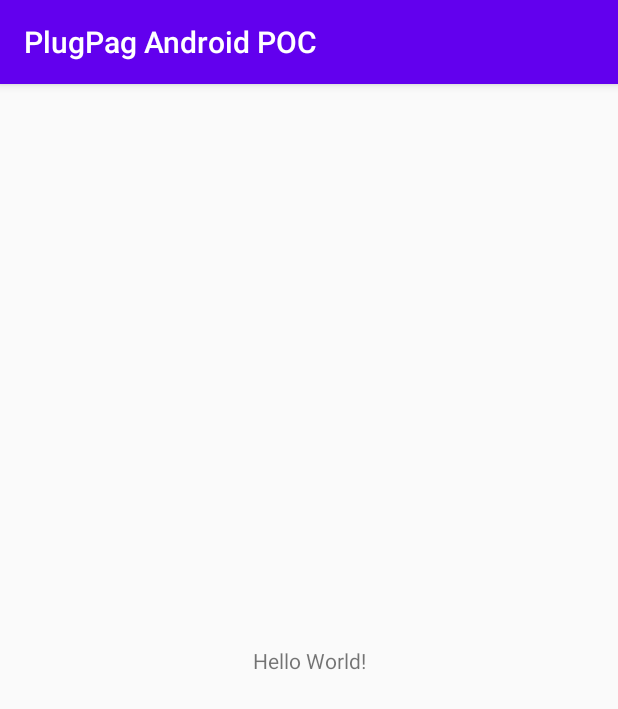
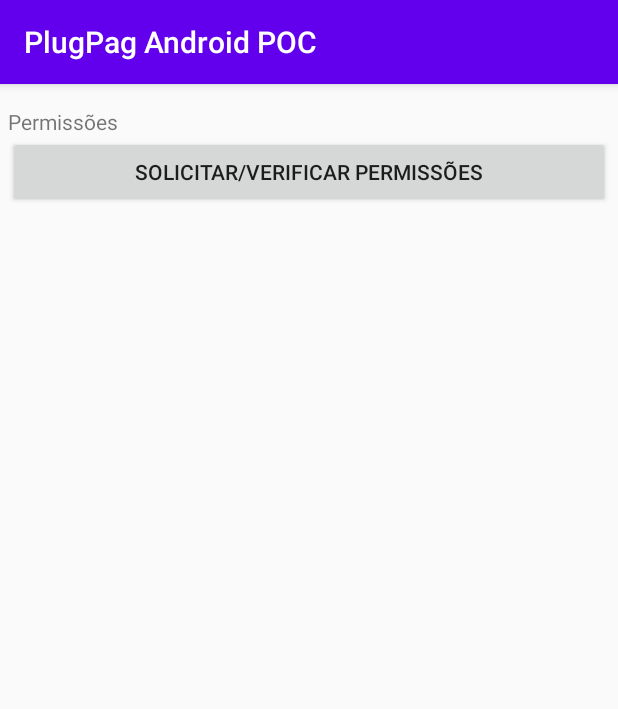
Before and after one commit to RonaldoGuastalli/pagseguro-plugpag-android, an Android app: the screen it shows after launch (MainActivity), on a phone screen of 412 x 824 dp. Shown: the top 709 px of the screen. Run offline under Robolectric (Android 15) with nearby library versions, the phone set to English and light mode, and no system bars.

Commit message:
adiciona botão de permissões

```diff
--- a/app/src/main/res/layout/activity_main.xml
+++ b/app/src/main/res/layout/activity_main.xml
@@ -1,18 +1,30 @@
 <?xml version="1.0" encoding="utf-8"?>
-<androidx.constraintlayout.widget.ConstraintLayout xmlns:android="http://schemas.android.com/apk/res/android"
+<ScrollView xmlns:android="http://schemas.android.com/apk/res/android"
     xmlns:app="http://schemas.android.com/apk/res-auto"
     xmlns:tools="http://schemas.android.com/tools"
     android:layout_width="match_parent"
     android:layout_height="match_parent"
     tools:context=".MainActivity">
 
-    <TextView
-        android:layout_width="wrap_content"
-        android:layout_height="wrap_content"
-        android:text="Hello World!"
-        app:layout_constraintBottom_toBottomOf="parent"
-        app:layout_constraintLeft_toLeftOf="parent"
-        app:layout_constraintRight_toRightOf="parent"
-        app:layout_constraintTop_toTopOf="parent" />
+    <LinearLayout style="@style/AppWrapper">
 
-</androidx.constraintlayout.widget.ConstraintLayout>
+        <!-- ################################################################################### -->
+        <!-- Permissions -->
+
+        <TextView
+            android:id="@+id/textView"
+            android:layout_width="match_parent"
+            android:layout_height="wrap_content"
+            android:text="@string/txt_section_permissions" />
+
+        <Button
+            android:id="@+id/button"
+            android:layout_width="match_parent"
+            android:layout_height="wrap_content"
+            android:text="@string/btn_permissions" />
+
+        <View style="@style/SectionSpacer" />
+    </LinearLayout>
+
+
+</ScrollView>
--- a/app/src/main/res/values/strings.xml
+++ b/app/src/main/res/values/strings.xml
@@ -1,3 +1,9 @@
 <resources>
     <string name="app_name">PlugPag Android POC</string>
+
+    <string name="txt_section_permissions">Permissões</string>
+
+    <string name="btn_permissions">Solicitar/Verificar permissões</string>
+
+
 </resources>
--- a/app/src/main/res/values/styles.xml
+++ b/app/src/main/res/values/styles.xml
@@ -8,4 +8,31 @@
         <item name="colorAccent">@color/colorAccent</item>
     </style>
 
+    <style name="AppWrapper">
+        <item name="android:layout_width">match_parent</item>
+        <item name="android:layout_height">wrap_content</item>
+        <item name="android:paddingLeft">5dp</item>
+        <item name="android:paddingRight">5dp</item>
+        <item name="android:paddingTop">15dp</item>
+        <item name="android:paddingBottom">15dp</item>
+        <item name="android:orientation">vertical</item>
+    </style>
+
+    <style name="SectionLabel">
+        <item name="android:layout_width">match_parent</item>
+        <item name="android:layout_height">wrap_content</item>
+        <item name="android:textStyle">bold</item>
+    </style>
+
+    <style name="SectionSpacer">
+        <item name="android:layout_width">match_parent</item>
+        <item name="android:layout_height">20dp</item>
+    </style>
+
+    <style name="ActionButton">
+        <item name="android:layout_width">match_parent</item>
+        <item name="android:layout_height">wrap_content</item>
+        <item name="android:gravity">center_vertical|left</item>
+    </style>
+
 </resources>
```
